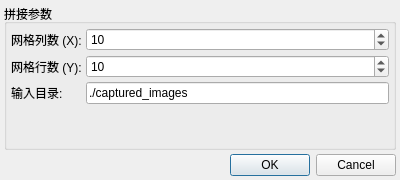
Old version of the form ui/StitchingSettingsDialog.ui in the repository choushunn/ArmSightStitch.
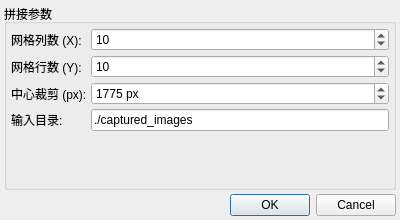
New version of the form.

Commit message:
feat: 实现基于文件名位置的拼接与中心裁剪功能
新增基于文件名解析网格位置的图像加载与拼接逻辑，对齐docs/stitch.py的裁剪拼接流程，添加中心裁剪参数配置，支持自动检测网格尺寸。

Diff of the .ui file:
```diff
--- a/ui/StitchingSettingsDialog.ui
+++ b/ui/StitchingSettingsDialog.ui
@@ -7,7 +7,7 @@
     <x>0</x>
     <y>0</y>
     <width>400</width>
-    <height>180</height>
+    <height>220</height>
    </rect>
   </property>
   <property name="windowTitle">
@@ -94,13 +94,39 @@
        </widget>
       </item>
       <item row="2" column="0">
+       <widget class="QLabel" name="labelCenterCrop">
+        <property name="text">
+         <string>中心裁剪 (px):</string>
+        </property>
+       </widget>
+      </item>
+      <item row="2" column="1">
+       <widget class="QSpinBox" name="centerCropSpin">
+        <property name="minimum">
+         <number>0</number>
+        </property>
+        <property name="maximum">
+         <number>5000</number>
+        </property>
+        <property name="value">
+         <number>1775</number>
+        </property>
+        <property name="suffix">
+         <string> px</string>
+        </property>
+        <property name="toolTip">
+         <string>中心裁剪尺寸 (0=不裁剪)，类似 stitch.py 的 crop_size=1775</string>
+        </property>
+       </widget>
+      </item>
+      <item row="3" column="0">
        <widget class="QLabel" name="labelInputDir">
         <property name="text">
          <string>输入目录:</string>
         </property>
        </widget>
       </item>
-      <item row="2" column="1">
+      <item row="3" column="1">
        <widget class="QLineEdit" name="inputDirEdit">
         <property name="placeholderText">
          <string>图像保存路径</string>
```
The commit also changes 14 other files.
